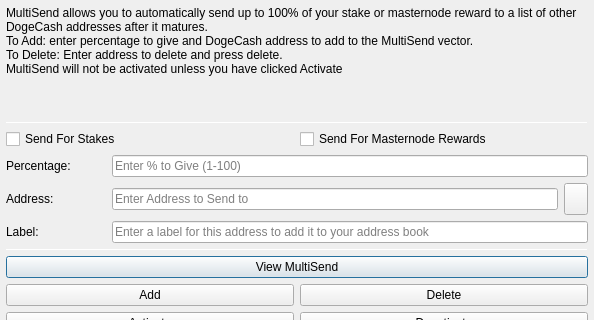
dogecash/dogecash-old, file src/qt/forms/multisenddialog.ui: the form before one commit; both pictures show x 0 to 594 and y 0 to 320 of the 594 by 526 pixel window.
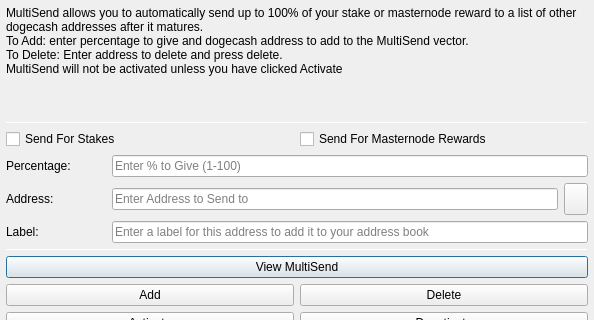
The form after the commit. Icons and pictures are not drawn.

The edit to the form file:
```diff
--- a/src/qt/forms/multisenddialog.ui
+++ b/src/qt/forms/multisenddialog.ui
@@ -37,8 +37,8 @@
         <number>1</number>
        </property>
        <property name="text">
-        <string>MultiSend allows you to automatically send up to 100% of your stake or masternode reward to a list of other DogeCash addresses after it matures.
-To Add: enter percentage to give and DogeCash address to add to the MultiSend vector.
+        <string>MultiSend allows you to automatically send up to 100% of your stake or masternode reward to a list of other dogecash addresses after it matures.
+To Add: enter percentage to give and dogecash address to add to the MultiSend vector.
 To Delete: Enter address to delete and press delete.
 MultiSend will not be activated unless you have clicked Activate</string>
        </property>
```
Left out of the diff: 4 changed lines with no effect on the pictures.
